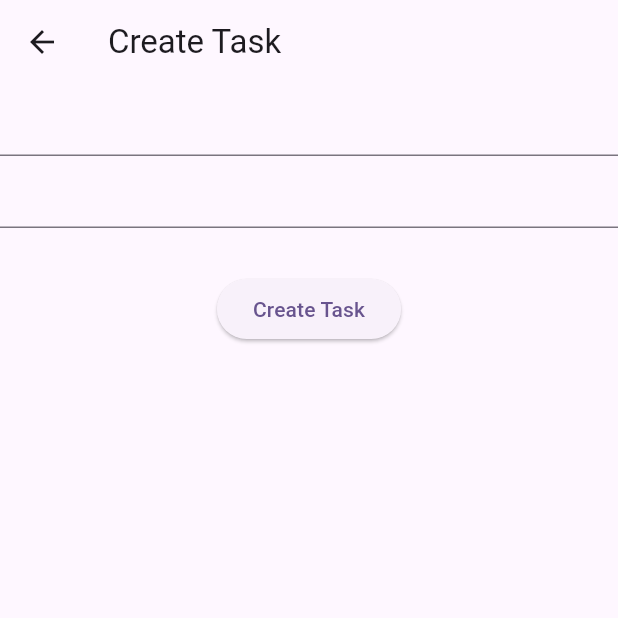
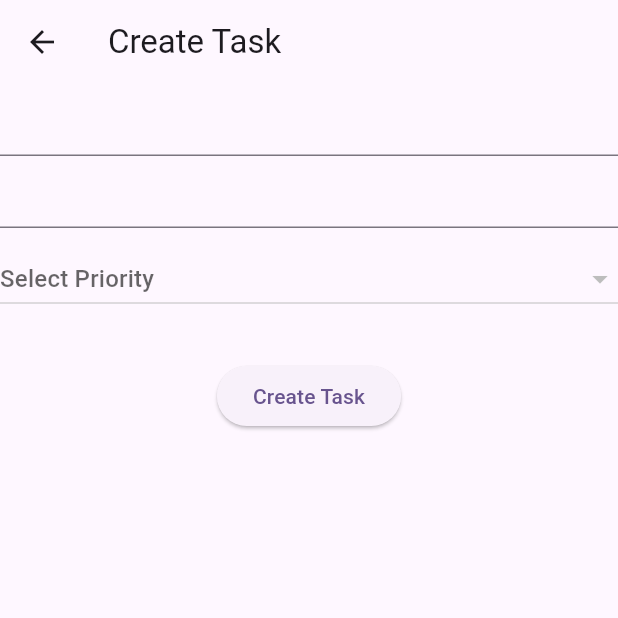
Before and after one commit to MuhammadAliKust/Flutter-B9-Firebase, a Flutter app: the screen it shows after launch, after a tap on the "add" icon, on a phone screen of 412 x 824 dp, the top half of it. Run offline on Flutter 3.47's test engine with Material 3 defaults, Android fonts, the phone set to English and light mode, and no system bars; our stand-ins replace cloud_firestore, firebase_core; accounts and stored records are empty.

Commit message:
Priority Done

```diff
--- /dev/null
+++ b/lib/models/priority.dart
@@ -0,0 +1,33 @@
+// To parse this JSON data, do
+//
+//     final priorityModel = priorityModelFromJson(jsonString);
+
+import 'dart:convert';
+
+PriorityModel priorityModelFromJson(String str) => PriorityModel.fromJson(json.decode(str));
+
+String priorityModelToJson(PriorityModel data) => json.encode(data.toJson());
+
+class PriorityModel {
+  final String? docId;
+  final String? name;
+  final int? createdAt;
+
+  PriorityModel({
+    this.docId,
+    this.name,
+    this.createdAt,
+  });
+
+  factory PriorityModel.fromJson(Map<String, dynamic> json) => PriorityModel(
+    docId: json["docID"],
+    name: json["name"],
+    createdAt: json["createdAt"],
+  );
+
+  Map<String, dynamic> toJson() => {
+    "docID": docId,
+    "name": name,
+    "createdAt": createdAt,
+  };
+}
--- a/lib/models/task.dart
+++ b/lib/models/task.dart
@@ -4,11 +4,12 @@
 
 import 'dart:convert';
 
-
 class TaskModel {
   final String? taskId;
   final String? title;
   final String? description;
+  final String? priorityID;
+  final String? priorityName;
   final String? image;
   final bool? isCompleted;
   final int? createdAt;
@@ -17,6 +18,8 @@ class TaskModel {
     this.taskId,
     this.title,
     this.description,
+    this.priorityID,
+    this.priorityName,
     this.image,
     this.isCompleted,
     this.createdAt,
@@ -29,6 +32,8 @@ class TaskModel {
         image: json["image"],
         isCompleted: json["isCompleted"],
         createdAt: json["createdAt"],
+        priorityID: json["priorityID"],
+        priorityName: json["priorityName"],
       );
 
   Map<String, dynamic> toJson(String docID) => {
@@ -37,6 +42,8 @@ class TaskModel {
         "description": description,
         "image": image,
         "isCompleted": isCompleted,
+        "priorityName": priorityName,
+        "priorityID": priorityID,
         "createdAt": createdAt,
       };
 }
--- /dev/null
+++ b/lib/services/priority.dart
@@ -0,0 +1,13 @@
+import 'package:cloud_firestore/cloud_firestore.dart';
+import 'package:flutter_b9/models/priority.dart';
+
+class PriorityServices{
+  Future<List<PriorityModel>> getAllPriority() {
+    return FirebaseFirestore.instance
+        .collection('priorityCollection')
+        .get()
+        .then((taskList) => taskList.docs
+        .map((taskModel) => PriorityModel.fromJson(taskModel.data()))
+        .toList());
+  }
+}
--- a/lib/views/create_task.dart
+++ b/lib/views/create_task.dart
@@ -1,5 +1,9 @@
+import 'dart:developer';
+
 import 'package:flutter/material.dart';
+import 'package:flutter_b9/models/priority.dart';
 import 'package:flutter_b9/models/task.dart';
+import 'package:flutter_b9/services/priority.dart';
 import 'package:flutter_b9/services/task.dart';
 
 class CreateTaskView extends StatefulWidget {
@@ -13,11 +17,22 @@ class _CreateTaskViewState extends State<CreateTaskView> {
   TextEditingController titleController = TextEditingController();
 
   TextEditingController descriptionController = TextEditingController();
+  List<PriorityModel> priorityList = [];
+  bool isLoading = false;
+  PriorityModel? selectedPriority;
 
-  bool isLoading = false;
+  @override
+  void initState() {
+    PriorityServices().getAllPriority().then((val) {
+      priorityList = val;
+      setState(() {});
+    });
+    super.initState();
+  }
 
   @override
   Widget build(BuildContext context) {
+    log(priorityList.length.toString());
     return Scaffold(
       appBar: AppBar(
         title: Text("Create Task"),
@@ -30,6 +45,23 @@ class _CreateTaskViewState extends State<CreateTaskView> {
           TextField(
             controller: descriptionController,
           ),
+          SizedBox(
+            height: 10,
+          ),
+          DropdownButton(
+              items: priorityList
+                  .map((e) => DropdownMenuItem(
+                        child: Text(e.name.toString()),
+                        value: e,
+                      ))
+                  .toList(),
+              isExpanded: true,
+              hint: Text("Select Priority"),
+              value: selectedPriority,
+              onChanged: (val) {
+                selectedPriority = val;
+                setState(() {});
+              }),
           SizedBox(
             height: 30,
           ),
@@ -59,6 +91,8 @@ class _CreateTaskViewState extends State<CreateTaskView> {
                               description: descriptionController.text,
                               isCompleted: false,
                               image: "",
+                              priorityID: selectedPriority!.docId.toString(),
+                              priorityName: selectedPriority!.name.toString(),
                               createdAt: DateTime.now().millisecondsSinceEpoch))
                           .then((val) {
                         isLoading = false;
--- a/lib/views/get_all_task.dart
+++ b/lib/views/get_all_task.dart
@@ -36,20 +36,21 @@ class GetAllTaskView extends StatelessWidget {
                   trailing: Row(
                     mainAxisSize: MainAxisSize.min,
                     children: [
-                      IconButton(
-                          onPressed: () async {
-                            try {
-                              await TaskServices()
-                                  .deleteTask(taskList[i].taskId.toString());
-                            } catch (e) {
-                              ScaffoldMessenger.of(context).showSnackBar(
-                                  SnackBar(content: Text(e.toString())));
-                            }
-                          },
-                          icon: Icon(
-                            Icons.delete,
-                            color: Colors.red,
-                          )),
+                      Icon(Icons.flag,color: taskList[i].priorityName == "High"?Colors.red:Colors.green,),
+                      // IconButton(
+                      //     onPressed: () async {
+                      //       try {
+                      //         await TaskServices()
+                      //             .deleteTask(taskList[i].taskId.toString());
+                      //       } catch (e) {
+                      //         ScaffoldMessenger.of(context).showSnackBar(
+                      //             SnackBar(content: Text(e.toString())));
+                      //       }
+                      //     },
+                      //     icon: Icon(
+                      //       Icons.delete,
+                      //       color: Colors.red,
+                      //     )),
                       Checkbox(
                           value: taskList[i].isCompleted,
                           onChanged: (val) async {
```
